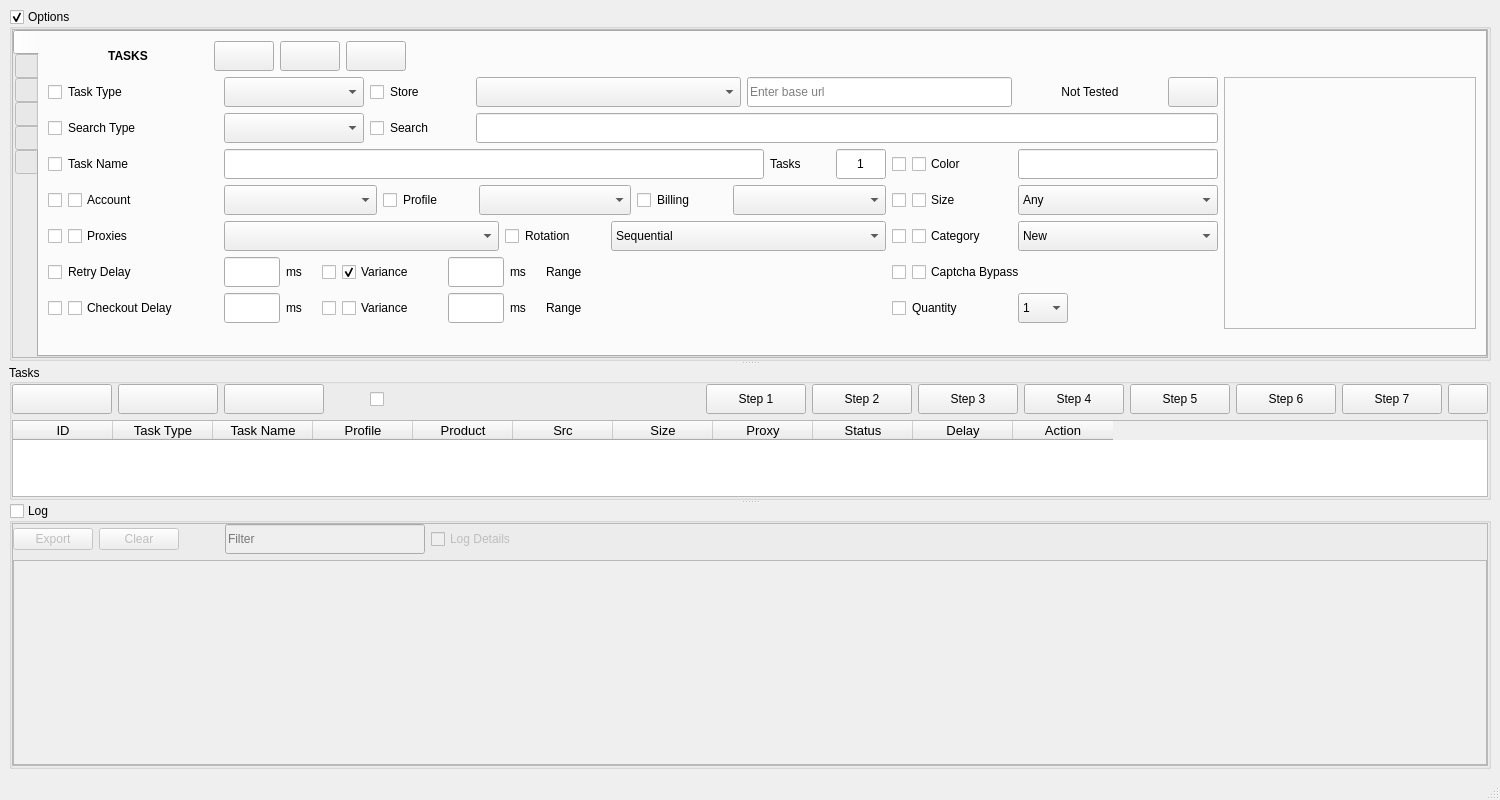
First picture: the form in the_gecko_app.ui, repository james-j-han/project-gecko, before the edit.
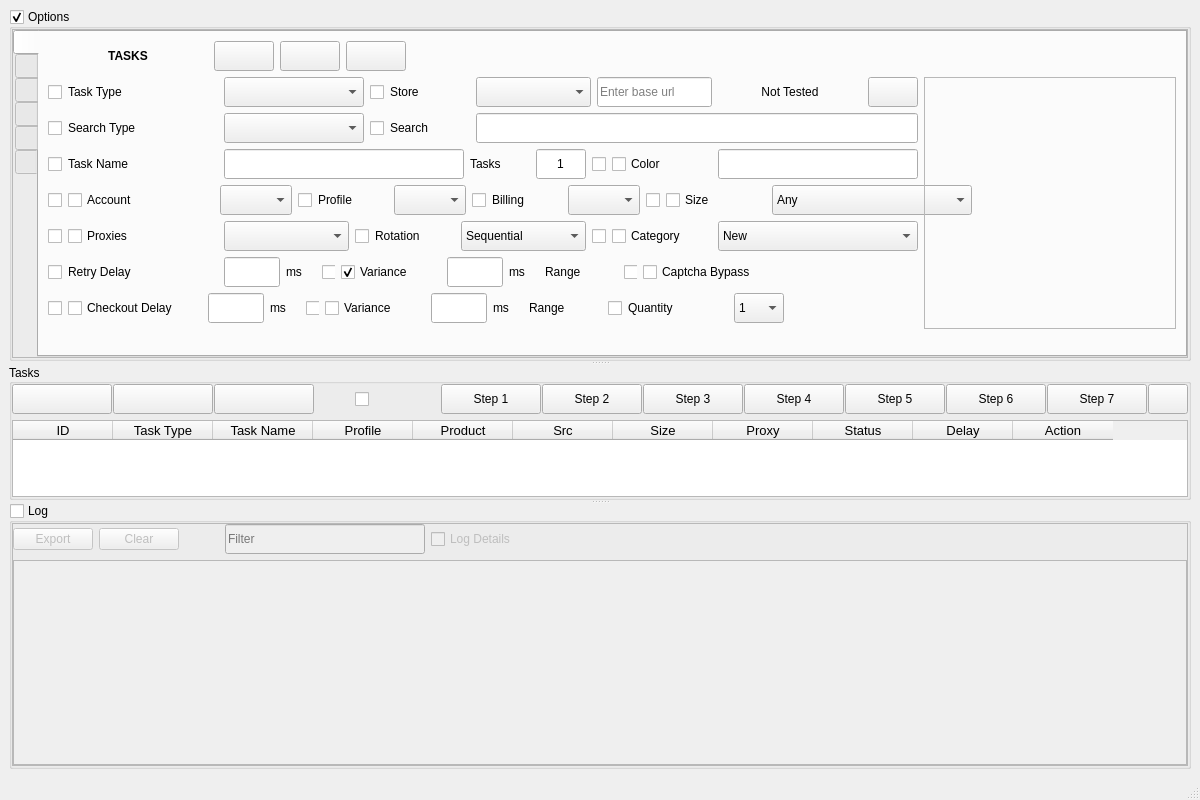
Second picture: the form after the edit. Icons and pictures are not drawn.

Diff of the .ui file:
```diff
--- a/the_gecko_app.ui
+++ b/the_gecko_app.ui
@@ -6,13 +6,13 @@
    <rect>
     <x>0</x>
     <y>0</y>
-    <width>1500</width>
+    <width>1200</width>
     <height>800</height>
    </rect>
   </property>
   <property name="minimumSize">
    <size>
-    <width>1500</width>
+    <width>1200</width>
     <height>800</height>
    </size>
   </property>
```
Left out of the diff: 2 changed lines with no effect on the pictures.
